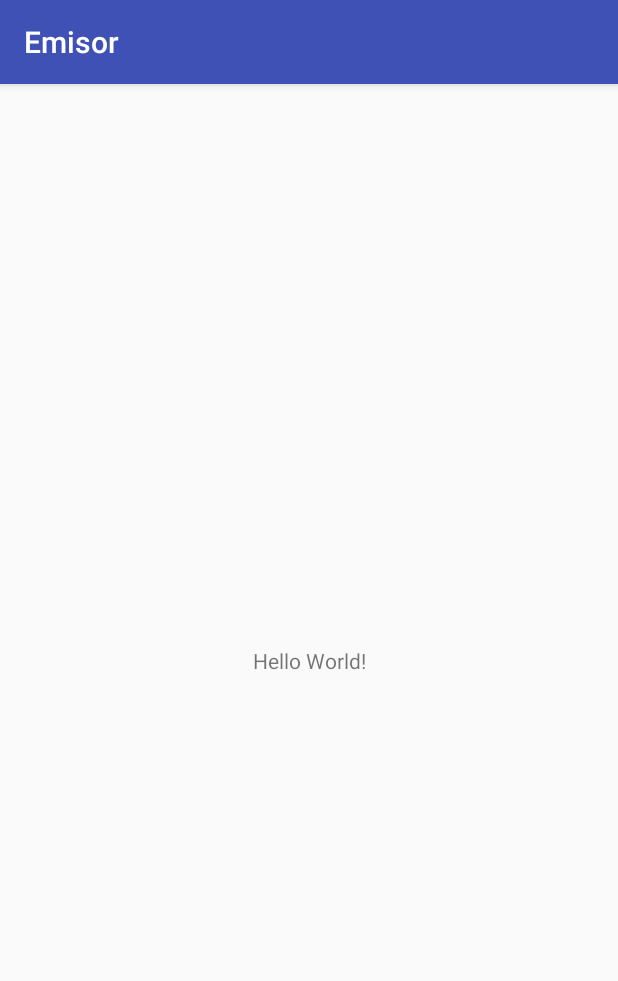
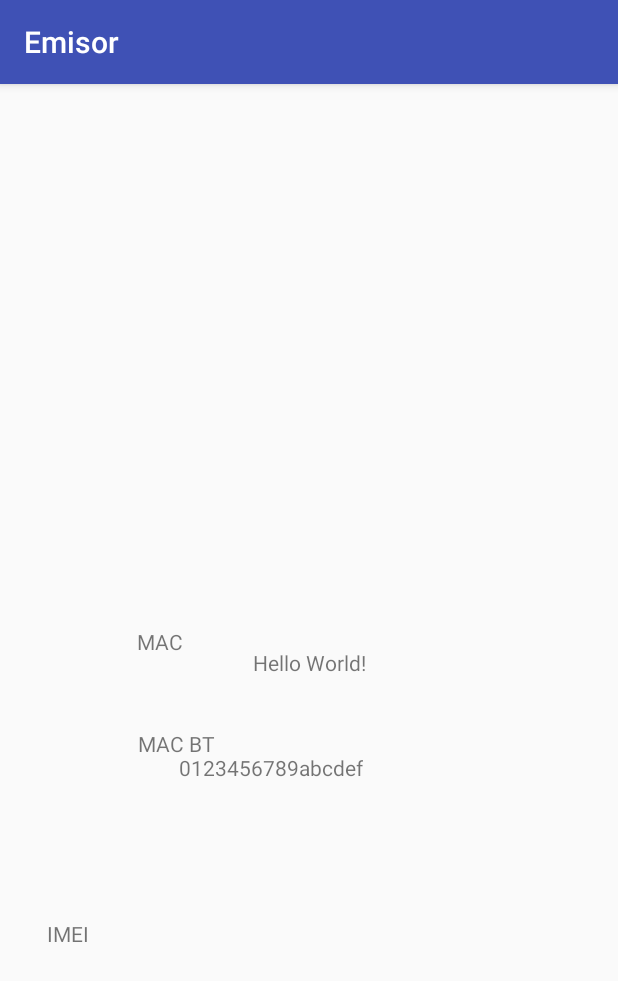
Before and after one commit to ejrocafuerte/Asistencia-Automatica, an Android app: the screen it shows after launch (MainActivity), on a phone screen of 412 x 824 dp. Shown: the top 981 px of the screen. Run offline under Robolectric (Android 15) with nearby library versions, the phone set to English and light mode, and no system bars.

Commit message:
Actualizacion EMISOR
agrego elementos extraidos del dispositivo, MAC, IMEI pendiente señal de dispositivo
Problemas con API 15 migracion a API 17
Manejo de la conexion bluetooth, encendido; pendiente establecer conexion y envio de datos

```diff
--- a/Emisor/app/build.gradle
+++ b/Emisor/app/build.gradle
@@ -2,10 +2,9 @@ apply plugin: 'com.android.application'
 
 android {
     compileSdkVersion 25
-    buildToolsVersion "26.0.1"
     defaultConfig {
         applicationId "com.asistencia.integradora.espol.emisor"
-        minSdkVersion 14
+        minSdkVersion 17
         targetSdkVersion 25
         versionCode 1
         versionName "1.0"
--- a/Emisor/app/src/main/AndroidManifest.xml
+++ b/Emisor/app/src/main/AndroidManifest.xml
@@ -1,6 +1,13 @@
 <?xml version="1.0" encoding="utf-8"?>
 <manifest xmlns:android="http://schemas.android.com/apk/res/android"
     package="com.asistencia.integradora.espol.emisor">
+
+    <uses-permission android:name="android.permission.INTERNET" />
+    <uses-permission android:name="android.permission.ACCESS_NETWORK_STATE" />
+    <uses-permission android:name="android.permission.BLUETOOTH" />
+    <uses-permission android:name="android.permission.BLUETOOTH_ADMIN" />
+    <uses-permission android:name="android.permission.BLUETOOTH_PRIVILEGED" />
+    <uses-permission android:name="android.permission.ACCESS_COARSE_LOCATION" />
 
     <application
         android:allowBackup="true"
--- /dev/null
+++ b/Emisor/app/src/main/java/com/asistencia/integradora/espol/emisor/BtConn.java
@@ -0,0 +1,95 @@
+package com.asistencia.integradora.espol.emisor;
+
+import android.bluetooth.BluetoothAdapter;
+import android.content.BroadcastReceiver;
+import android.content.ComponentName;
+import android.content.ContentResolver;
+import android.content.Context;
+import android.content.Intent;
+import android.content.IntentFilter;
+import android.content.IntentSender;
+import android.content.ServiceConnection;
+import android.content.SharedPreferences;
+import android.content.pm.ApplicationInfo;
+import android.content.pm.PackageManager;
+import android.content.res.AssetManager;
+import android.content.res.Configuration;
+import android.content.res.Resources;
+import android.database.DatabaseErrorHandler;
+import android.database.sqlite.SQLiteDatabase;
+import android.graphics.Bitmap;
+import android.graphics.drawable.Drawable;
+import android.net.Uri;
+import android.os.Bundle;
+import android.os.Handler;
+import android.os.Looper;
+import android.os.UserHandle;
+import android.provider.Settings;
+import android.support.annotation.IntDef;
+import android.support.annotation.NonNull;
+import android.support.annotation.Nullable;
+import android.support.annotation.RequiresPermission;
+import android.support.annotation.StringDef;
+import android.support.annotation.StyleRes;
+import android.telephony.CellInfo;
+import android.telephony.CellInfoGsm;
+import android.telephony.CellSignalStrengthGsm;
+import android.telephony.SignalStrength;
+import android.telephony.TelephonyManager;
+import android.util.Log;
+import android.view.Display;
+import android.widget.Toast;
+
+import java.io.File;
+import java.io.FileInputStream;
+import java.io.FileNotFoundException;
+import java.io.FileOutputStream;
+import java.io.IOException;
+import java.io.InputStream;
+import java.net.NetworkInterface;
+import java.util.Collections;
+import java.util.List;
+
+/**
+ * Created by erick on 28/11/2017.
+ */
+
+public class BtConn {
+    public static String getIMEI(Context ctx){
+        String myIMEI ="error";
+        myIMEI = Settings.Secure.getString(ctx.getContentResolver(), Settings.Secure.ANDROID_ID);
+        return myIMEI;
+    }
+    public static String getMobileSignal(Context ctx){
+
+        TelephonyManager telephonyManager =(TelephonyManager)ctx.getSystemService(Context.TELEPHONY_SERVICE);
+        List<CellInfo> lista_cell= telephonyManager.getAllCellInfo();
+        CellInfoGsm cellinfogsm = (CellInfoGsm)telephonyManager.getAllCellInfo().get(0);
+        CellSignalStrengthGsm cellSignalStrengthGsm = cellinfogsm.getCellSignalStrength();
+        cellSignalStrengthGsm.getDbm();
+    }
+
+    public static String getMacAddress() {
+        try {
+            List<NetworkInterface> all = Collections.list(NetworkInterface.getNetworkInterfaces());
+            for (NetworkInterface nif : all) {
+                if (!nif.getName().equalsIgnoreCase("wlan0")) continue;
+                byte[] macBytes = nif.getHardwareAddress();
+                if (macBytes == null) {
+                    return "";
+                }
+                StringBuilder res1 = new StringBuilder();
+                for (byte b : macBytes) {
+                    res1.append(Integer.toHexString(b & 0xFF) + ":");
+                }
+                if (res1.length() > 0) {
+                    res1.deleteCharAt(res1.length() - 1);
+                }
+                return res1.toString();
+            }
+        } catch (Exception ex) {
+            Log.e("Error", ex.getMessage());
+        }
+        return "";
+    }
+}
--- a/Emisor/app/src/main/java/com/asistencia/integradora/espol/emisor/MainActivity.java
+++ b/Emisor/app/src/main/java/com/asistencia/integradora/espol/emisor/MainActivity.java
@@ -1,13 +1,36 @@
 package com.asistencia.integradora.espol.emisor;
 
+import android.bluetooth.BluetoothAdapter;
+import android.content.Intent;
 import android.support.v7.app.AppCompatActivity;
 import android.os.Bundle;
+import android.widget.TextView;
 
 public class MainActivity extends AppCompatActivity {
 
     @Override
     protected void onCreate(Bundle savedInstanceState) {
+
         super.onCreate(savedInstanceState);
         setContentView(R.layout.activity_main);
+        TextView txt_bt = (TextView) findViewById(R.id.txt_bt);
+        TextView txt_wifi = (TextView) findViewById(R.id.txt_mac);
+        TextView txt_imei = (TextView)findViewById(R.id.txt_imei);
+
+        txt_wifi.setText(BtConn.getMacAddress());
+        txt_imei.setText(BtConn.getIMEI(getApplicationContext()));
+
+        BluetoothAdapter btAdap;
+
+        btAdap = BluetoothAdapter.getDefaultAdapter();
+        if(btAdap!=null){
+            txt_bt.setText(btAdap.getAddress());
+            if(!btAdap.isEnabled()){
+                Intent enableBtIntent = new Intent(BluetoothAdapter.ACTION_REQUEST_ENABLE);
+                startActivityForResult(enableBtIntent, 1);
+            }
+
+        }
+
     }
 }
--- a/Emisor/app/src/main/res/layout/activity_main.xml
+++ b/Emisor/app/src/main/res/layout/activity_main.xml
@@ -13,6 +13,95 @@
         app:layout_constraintBottom_toBottomOf="parent"
         app:layout_constraintLeft_toLeftOf="parent"
         app:layout_constraintRight_toRightOf="parent"
-        app:layout_constraintTop_toTopOf="parent" />
+        app:layout_constraintTop_toTopOf="parent"
+        android:id="@+id/textView6"
+        app:layout_constraintVertical_bias="0.502" />
+
+    <TextView
+        android:id="@+id/txt_bt"
+        android:layout_width="wrap_content"
+        android:layout_height="wrap_content"
+        android:layout_marginBottom="57dp"
+        android:layout_marginRight="172dp"
+        android:layout_marginTop="8dp"
+        android:text="TextView"
+        app:layout_constraintBottom_toTopOf="@+id/textView6"
+        app:layout_constraintRight_toRightOf="parent"
+        app:layout_constraintTop_toBottomOf="@+id/txt_mac"
+        app:layout_constraintVertical_bias="1.0"
+        android:layout_marginLeft="8dp"
+        app:layout_constraintLeft_toLeftOf="parent"
+        app:layout_constraintHorizontal_bias="1.0" />
+
+    <TextView
+        android:id="@+id/txt_mac"
+        android:layout_width="wrap_content"
+        android:layout_height="wrap_content"
+        android:text="TextView"
+        android:layout_marginRight="163dp"
+        app:layout_constraintRight_toRightOf="parent"
+        android:layout_marginLeft="8dp"
+        app:layout_constraintLeft_toLeftOf="parent"
+        app:layout_constraintHorizontal_bias="0.941"
+        app:layout_constraintTop_toTopOf="parent"
+        android:layout_marginTop="134dp" />
+
+    <TextView
+        android:id="@+id/txt_imei"
+        android:layout_width="wrap_content"
+        android:layout_height="wrap_content"
+        android:text="TextView"
+        app:layout_constraintBottom_toBottomOf="parent"
+        android:layout_marginBottom="8dp"
+        android:layout_marginTop="8dp"
+        app:layout_constraintTop_toBottomOf="@+id/textView6"
+        app:layout_constraintVertical_bias="0.126"
+        android:layout_marginRight="163dp"
+        app:layout_constraintRight_toRightOf="parent"
+        android:layout_marginLeft="8dp"
+        app:layout_constraintLeft_toLeftOf="parent"
+        app:layout_constraintHorizontal_bias="0.941" />
+
+    <TextView
+        android:id="@+id/textView3"
+        android:layout_width="61dp"
+        android:layout_height="17dp"
+        android:text="MAC WIFI"
+        app:layout_constraintRight_toLeftOf="@+id/txt_mac"
+        android:layout_marginRight="8dp"
+        android:layout_marginLeft="8dp"
+        app:layout_constraintLeft_toLeftOf="parent"
+        app:layout_constraintTop_toTopOf="parent"
+        android:layout_marginTop="8dp"
+        app:layout_constraintHorizontal_bias="0.529"
+        android:layout_marginBottom="8dp"
+        app:layout_constraintBottom_toTopOf="@+id/textView4"
+        app:layout_constraintVertical_bias="0.893" />
+
+    <TextView
+        android:id="@+id/textView4"
+        android:layout_width="58dp"
+        android:layout_height="17dp"
+        android:text="MAC BT"
+        android:layout_marginLeft="8dp"
+        app:layout_constraintLeft_toLeftOf="parent"
+        app:layout_constraintRight_toLeftOf="@+id/txt_bt"
+        android:layout_marginRight="8dp"
+        app:layout_constraintHorizontal_bias="0.505"
+        android:layout_marginBottom="109dp"
+        app:layout_constraintBottom_toTopOf="@+id/textView5" />
+
+    <TextView
+        android:id="@+id/textView5"
+        android:layout_width="58dp"
+        android:layout_height="17dp"
+        android:text="IMEI"
+        app:layout_constraintRight_toLeftOf="@+id/txt_imei"
+        android:layout_marginRight="8dp"
+        android:layout_marginLeft="8dp"
+        app:layout_constraintLeft_toLeftOf="parent"
+        app:layout_constraintBottom_toBottomOf="parent"
+        android:layout_marginBottom="194dp"
+        app:layout_constraintHorizontal_bias="0.511" />
 
 </android.support.constraint.ConstraintLayout>
--- a/Emisor/build.gradle
+++ b/Emisor/build.gradle
@@ -5,7 +5,7 @@ buildscript {
         jcenter()
     }
     dependencies {
-        classpath 'com.android.tools.build:gradle:2.3.3'
+        classpath 'com.android.tools.build:gradle:3.0.1'
 
         // NOTE: Do not place your application dependencies here; they belong
         // in the individual module build.gradle files
```
Also changed, not shown: Emisor/gradle/wrapper/gradle-wrapper.properties.
